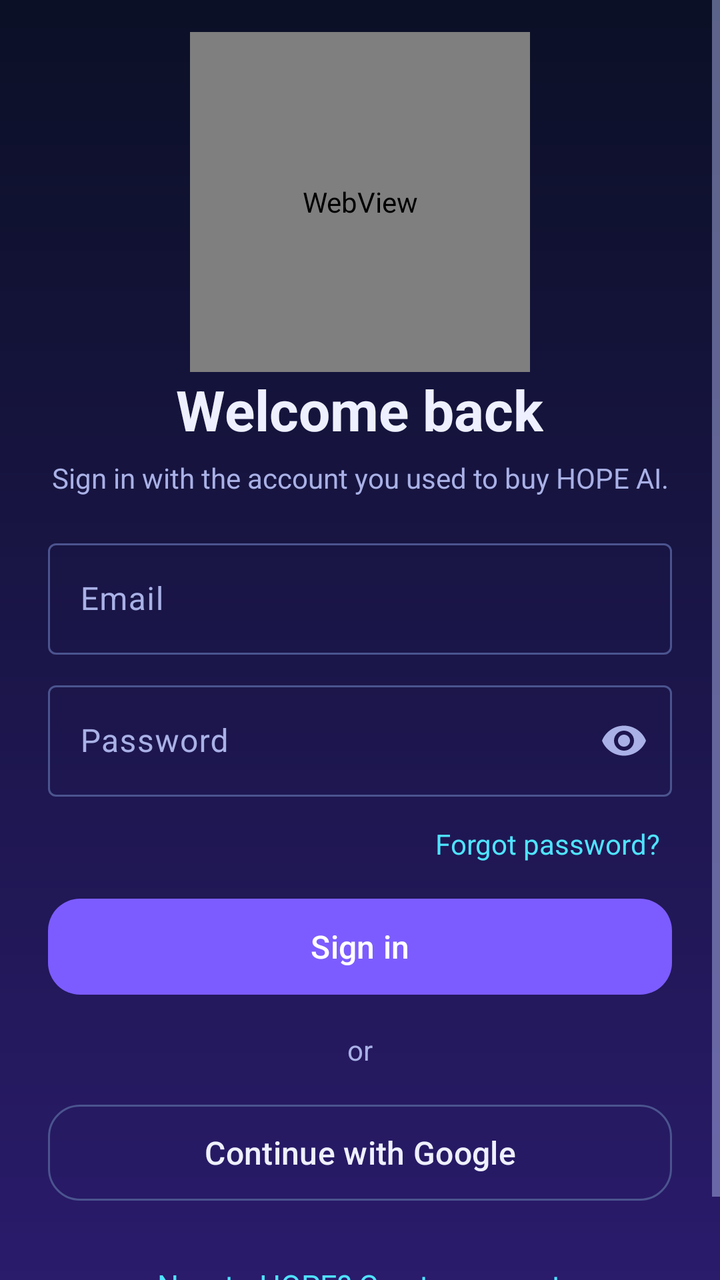
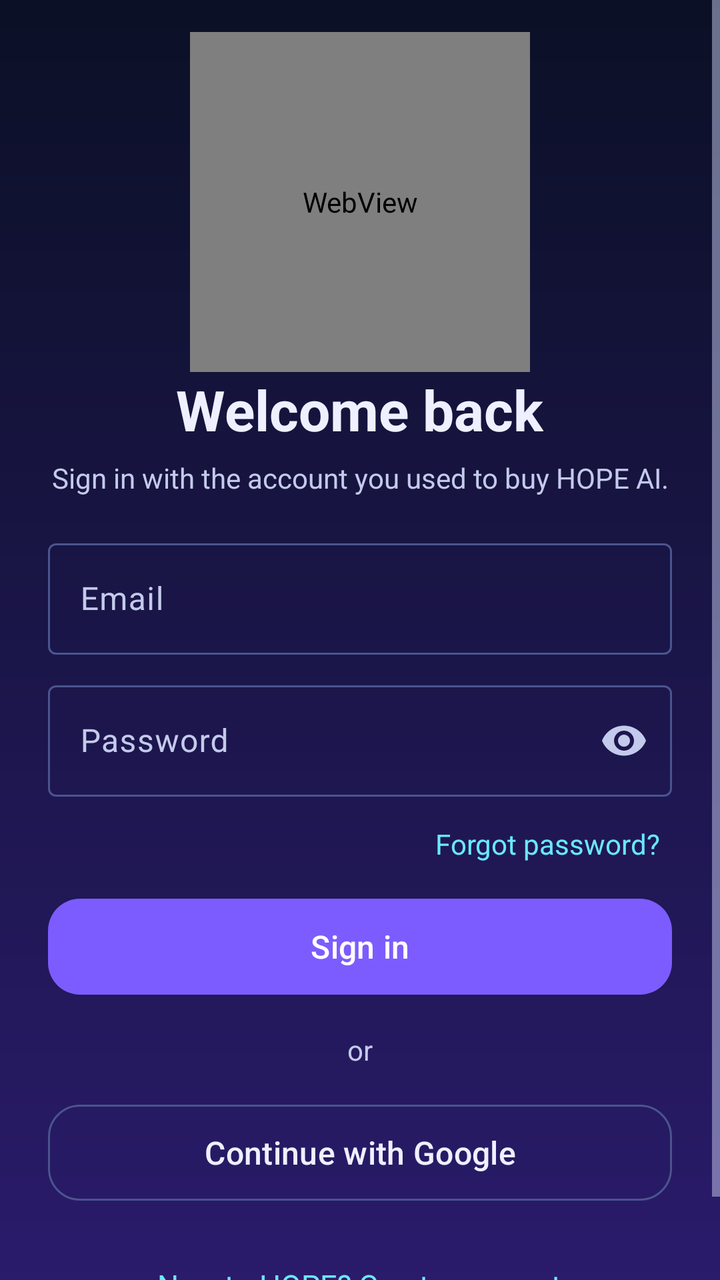

The first picture is an Android layout as it rendered before a commit; the second is the same layout after the commit. The layout source and the unified diff follow.
<!-- AndroidManifest.xml: activity theme Theme.Hope.Auth -->
<!-- res/layout/activity_login.xml -->
<?xml version="1.0" encoding="utf-8"?>
<ScrollView xmlns:android="http://schemas.android.com/apk/res/android"
    xmlns:app="http://schemas.android.com/apk/res-auto"
    android:layout_width="match_parent"
    android:layout_height="match_parent"
    android:fillViewport="true"
    android:fitsSystemWindows="true">

    <LinearLayout
        android:layout_width="match_parent"
        android:layout_height="wrap_content"
        android:gravity="center_horizontal"
        android:orientation="vertical"
        android:paddingStart="24dp"
        android:paddingTop="16dp"
        android:paddingEnd="24dp"
        android:paddingBottom="24dp">

        <WebView
        android:id="@+id/orbView"
        android:layout_width="170dp"
        android:layout_height="170dp"
        android:background="@android:color/transparent" />

        <TextView
            android:id="@+id/titleText"
            android:layout_width="wrap_content"
            android:layout_height="wrap_content"
            android:text="Welcome back"
            android:textColor="@color/hope_auth_text"
            android:textSize="28sp"
            android:textStyle="bold" />

        <TextView
            android:id="@+id/subtitleText"
            android:layout_width="match_parent"
            android:layout_height="wrap_content"
            android:layout_marginTop="6dp"
            android:layout_marginBottom="18dp"
            android:gravity="center"
            android:text="Sign in with the account you used to buy HOPE AI."
            android:textColor="@color/hope_auth_text_muted"
            android:textSize="14sp" />

        <TextView
            android:id="@+id/bannerText"
            android:layout_width="match_parent"
            android:layout_height="wrap_content"
            android:layout_marginBottom="12dp"
            android:background="@drawable/bg_hope_auth_banner_error"
            android:padding="12dp"
            android:textColor="@color/hope_auth_text"
            android:textSize="14sp"
            android:visibility="gone" />

        <com.google.android.material.textfield.TextInputLayout
            android:id="@+id/emailLayout"
            style="@style/Widget.Material3.TextInputLayout.OutlinedBox"
            android:layout_width="match_parent"
            android:layout_height="wrap_content"
            android:hint="Email">

            <com.google.android.material.textfield.TextInputEditText
                android:id="@+id/emailInput"
                android:layout_width="match_parent"
                android:layout_height="wrap_content"
                android:imeOptions="actionNext"
                android:inputType="textEmailAddress"
                android:maxLines="1" />
        </com.google.android.material.textfield.TextInputLayout>

        <com.google.android.material.textfield.TextInputLayout
            android:id="@+id/passwordLayout"
            style="@style/Widget.Material3.TextInputLayout.OutlinedBox"
            android:layout_width="match_parent"
            android:layout_height="wrap_content"
            android:layout_marginTop="10dp"
            android:hint="Password"
            app:endIconMode="password_toggle">

            <com.google.android.material.textfield.TextInputEditText
                android:id="@+id/passwordInput"
                android:layout_width="match_parent"
                android:layout_height="wrap_content"
                android:imeOptions="actionDone"
                android:inputType="textPassword"
                android:maxLines="1" />
        </com.google.android.material.textfield.TextInputLayout>

        <com.google.android.material.textfield.TextInputLayout
            android:id="@+id/confirmLayout"
            style="@style/Widget.Material3.TextInputLayout.OutlinedBox"
            android:layout_width="match_parent"
            android:layout_height="wrap_content"
            android:layout_marginTop="10dp"
            android:hint="Confirm password"
            android:visibility="gone"
            app:endIconMode="password_toggle">

            <com.google.android.material.textfield.TextInputEditText
                android:id="@+id/confirmInput"
                android:layout_width="match_parent"
                android:layout_height="wrap_content"
                android:imeOptions="actionDone"
                android:inputType="textPassword"
                android:maxLines="1" />
        </com.google.android.material.textfield.TextInputLayout>

        <TextView
            android:id="@+id/forgotText"
            android:layout_width="wrap_content"
            android:layout_height="wrap_content"
            android:layout_gravity="end"
            android:layout_marginTop="8dp"
            android:padding="6dp"
            android:text="Forgot password?"
            android:textColor="@color/hope_auth_cyan"
            android:textSize="14sp" />

        <com.google.android.material.button.MaterialButton
            android:id="@+id/primaryButton"
            android:layout_width="match_parent"
            android:layout_height="56dp"
            android:layout_marginTop="8dp"
            android:text="Sign in"
            android:textSize="16sp"
            app:cornerRadius="16dp" />

        <TextView
            android:layout_width="wrap_content"
            android:layout_height="wrap_content"
            android:layout_marginTop="14dp"
            android:layout_marginBottom="14dp"
            android:text="or"
            android:textColor="@color/hope_auth_text_muted" />

        <com.google.android.material.button.MaterialButton
            android:id="@+id/googleButton"
            style="@style/Widget.Material3.Button.OutlinedButton"
            android:layout_width="match_parent"
            android:layout_height="56dp"
            android:text="Continue with Google"
            android:textColor="@color/hope_auth_text"
            android:textSize="16sp"
            app:cornerRadius="16dp"
            app:strokeColor="@color/hope_auth_outline" />

        <TextView
            android:id="@+id/toggleText"
            android:layout_width="wrap_content"
            android:layout_height="wrap_content"
            android:layout_marginTop="20dp"
            android:padding="8dp"
            android:text="New to HOPE? Create account"
            android:textColor="@color/hope_auth_cyan"
            android:textSize="15sp" />

        <com.google.android.material.progressindicator.CircularProgressIndicator
            android:id="@+id/progress"
            android:layout_width="wrap_content"
            android:layout_height="wrap_content"
            android:layout_marginTop="8dp"
            android:indeterminate="true"
            android:visibility="gone" />
    </LinearLayout>
</ScrollView>
<!-- resources referenced by this layout -->
<resources>
  <color name="hope_auth_cyan">#4FE3FF</color>
  <color name="hope_auth_outline">#4B548F</color>
  <color name="hope_auth_text">#EEF0FF</color>
  <color name="hope_auth_text_muted">#A9B1E6</color>
  <!-- drawable bg_hope_auth_banner_error (drawable) -->
  <?xml version="1.0" encoding="utf-8"?>
  <shape xmlns:android="http://schemas.android.com/apk/res/android" android:shape="rectangle">
      <solid android:color="#33FF6B7A" />
      <stroke android:width="1dp" android:color="#99FF6B7A" />
      <corners android:radius="14dp" />
  </shape>
  <style name="Theme.Hope.Auth" parent="Theme.Material3.Dark.NoActionBar">
          <item name="colorPrimary">@color/hope_auth_primary</item>
          <item name="colorOnPrimary">#FFFFFF</item>
          <item name="colorPrimaryContainer">@color/hope_auth_primary_dark</item>
          <item name="colorOnPrimaryContainer">#FFFFFF</item>
          <item name="colorSecondary">@color/hope_auth_cyan</item>
          <item name="colorOnSecondary">#06202A</item>
          <item name="colorSurface">@color/hope_auth_surface</item>
          <item name="colorOnSurface">@color/hope_auth_text</item>
          <item name="colorSurfaceVariant">@color/hope_auth_surface_variant</item>
          <item name="colorOnSurfaceVariant">@color/hope_auth_text_muted</item>
          <item name="colorOutline">@color/hope_auth_outline</item>
          <item name="colorError">@color/hope_auth_error</item>
          <item name="android:windowBackground">@drawable/bg_hope_auth</item>
          <item name="android:statusBarColor">@android:color/transparent</item>
          <item name="android:navigationBarColor">@color/hope_auth_bg_bottom</item>
          <item name="android:textColorPrimary">@color/hope_auth_text</item>
          <item name="android:textColorSecondary">@color/hope_auth_text_muted</item>
      </style>
  <color name="hope_auth_primary">#7C5CFF</color>
  <color name="hope_auth_primary_dark">#5B3FE0</color>
  <color name="hope_auth_surface">#151A3A</color>
  <color name="hope_auth_surface_variant">#1E2450</color>
  <color name="hope_auth_error">#FF6B7A</color>
  <!-- drawable bg_hope_auth (drawable) -->
  <?xml version="1.0" encoding="utf-8"?>
  <shape xmlns:android="http://schemas.android.com/apk/res/android" android:shape="rectangle">
      <gradient
          android:angle="270"
          android:endColor="@color/hope_auth_bg_bottom"
          android:startColor="@color/hope_auth_bg_top"
          android:type="linear" />
  </shape>
  <color name="hope_auth_bg_bottom">#2A1B6B</color>
  <color name="hope_auth_bg_top">#0B1026</color>
</resources>

<!-- the commit's change to res/layout/activity_login.xml (unified diff, before → after) -->
@@ -58,7 +58,9 @@
             style="@style/Widget.Material3.TextInputLayout.OutlinedBox"
             android:layout_width="match_parent"
             android:layout_height="wrap_content"
-            android:hint="Email">
+            android:hint="Email"
+            app:boxStrokeColor="@color/hope_auth_input_stroke"
+            app:hintTextColor="@color/hope_auth_input_hint">
 
             <com.google.android.material.textfield.TextInputEditText
                 android:id="@+id/emailInput"
@@ -66,7 +68,9 @@
                 android:layout_height="wrap_content"
                 android:imeOptions="actionNext"
                 android:inputType="textEmailAddress"
-                android:maxLines="1" />
+                android:maxLines="1"
+                android:textColor="@color/hope_auth_text"
+                android:textColorHint="@color/hope_auth_text_muted" />
         </com.google.android.material.textfield.TextInputLayout>
 
         <com.google.android.material.textfield.TextInputLayout
@@ -76,7 +80,9 @@
             android:layout_height="wrap_content"
             android:layout_marginTop="10dp"
             android:hint="Password"
-            app:endIconMode="password_toggle">
+            app:boxStrokeColor="@color/hope_auth_input_stroke"
+            app:endIconMode="password_toggle"
+            app:hintTextColor="@color/hope_auth_input_hint">
 
             <com.google.android.material.textfield.TextInputEditText
                 android:id="@+id/passwordInput"
@@ -84,7 +90,9 @@
                 android:layout_height="wrap_content"
                 android:imeOptions="actionDone"
                 android:inputType="textPassword"
-                android:maxLines="1" />
+                android:maxLines="1"
+                android:textColor="@color/hope_auth_text"
+                android:textColorHint="@color/hope_auth_text_muted" />
         </com.google.android.material.textfield.TextInputLayout>
 
         <com.google.android.material.textfield.TextInputLayout
@@ -95,7 +103,9 @@
             android:layout_marginTop="10dp"
             android:hint="Confirm password"
             android:visibility="gone"
-            app:endIconMode="password_toggle">
+            app:boxStrokeColor="@color/hope_auth_input_stroke"
+            app:endIconMode="password_toggle"
+            app:hintTextColor="@color/hope_auth_input_hint">
 
             <com.google.android.material.textfield.TextInputEditText
                 android:id="@+id/confirmInput"
@@ -103,7 +113,9 @@
                 android:layout_height="wrap_content"
                 android:imeOptions="actionDone"
                 android:inputType="textPassword"
-                android:maxLines="1" />
+                android:maxLines="1"
+                android:textColor="@color/hope_auth_text"
+                android:textColorHint="@color/hope_auth_text_muted" />
         </com.google.android.material.textfield.TextInputLayout>
 
         <TextView
@@ -123,6 +135,7 @@
             android:layout_height="56dp"
             android:layout_marginTop="8dp"
             android:text="Sign in"
+            android:textColor="@android:color/white"
             android:textSize="16sp"
             app:cornerRadius="16dp" />
 
<!-- resource entries referenced after the edit -->
@@ -1,9 +1,9 @@
 <!-- resources referenced by this layout -->
 <resources>
-  <color name="hope_auth_cyan">#4FE3FF</color>
+  <color name="hope_auth_cyan">#69E8FF</color>
   <color name="hope_auth_outline">#4B548F</color>
   <color name="hope_auth_text">#EEF0FF</color>
-  <color name="hope_auth_text_muted">#A9B1E6</color>
+  <color name="hope_auth_text_muted">#C4CAEB</color>
   <!-- drawable bg_hope_auth_banner_error (drawable) -->
   <?xml version="1.0" encoding="utf-8"?>
   <shape xmlns:android="http://schemas.android.com/apk/res/android" android:shape="rectangle">
@@ -26,9 +26,15 @@
           <item name="colorError">@color/hope_auth_error</item>
           <item name="android:windowBackground">@drawable/bg_hope_auth</item>
           <item name="android:statusBarColor">@android:color/transparent</item>
+          <item name="android:windowLightStatusBar">false</item>
           <item name="android:navigationBarColor">@color/hope_auth_bg_bottom</item>
+          <item name="android:windowLightNavigationBar">false</item>
           <item name="android:textColorPrimary">@color/hope_auth_text</item>
           <item name="android:textColorSecondary">@color/hope_auth_text_muted</item>
+          <item name="android:editTextColor">@color/hope_auth_text</item>
+          <item name="colorControlNormal">@color/hope_auth_text_muted</item>
+          <item name="colorControlActivated">@color/hope_auth_cyan</item>
+          <item name="colorControlHighlight">@color/hope_auth_primary</item>
       </style>
   <color name="hope_auth_primary">#7C5CFF</color>
   <color name="hope_auth_primary_dark">#5B3FE0</color>
